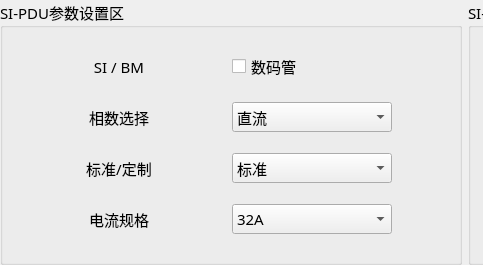
Above: MasterCtrlSet/home/home_siwid.ui from ChinaClever/PDU-Settings before the change; both pictures show x 0 to 483 and y 0 to 265 of the 930 by 265 pixel window. Below: the same form after it.
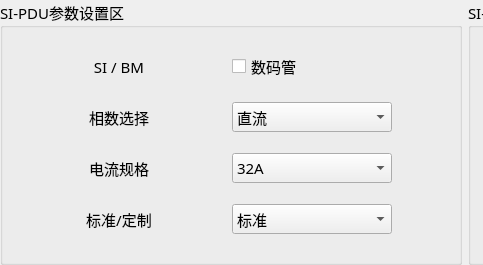
That is the form after the change.

What changed in the file:
```diff
--- a/MasterCtrlSet/home/home_siwid.ui
+++ b/MasterCtrlSet/home/home_siwid.ui
@@ -114,48 +114,6 @@
        </widget>
       </item>
       <item row="2" column="0">
-       <widget class="QLabel" name="label_8">
-        <property name="maximumSize">
-         <size>
-          <width>100</width>
-          <height>16777215</height>
-         </size>
-        </property>
-        <property name="text">
-         <string>标准/定制</string>
-        </property>
-        <property name="alignment">
-         <set>Qt::AlignCenter</set>
-        </property>
-       </widget>
-      </item>
-      <item row="2" column="1">
-       <widget class="QComboBox" name="sBox">
-        <property name="minimumSize">
-         <size>
-          <width>120</width>
-          <height>30</height>
-         </size>
-        </property>
-        <property name="maximumSize">
-         <size>
-          <width>160</width>
-          <height>16777215</height>
-         </size>
-        </property>
-        <item>
-         <property name="text">
-          <string>标准</string>
-         </property>
-        </item>
-        <item>
-         <property name="text">
-          <string>定制</string>
-         </property>
-        </item>
-       </widget>
-      </item>
-      <item row="3" column="0">
        <widget class="QLabel" name="label_9">
         <property name="maximumSize">
          <size>
@@ -171,7 +129,7 @@
         </property>
        </widget>
       </item>
-      <item row="3" column="1">
+      <item row="2" column="1">
        <widget class="QComboBox" name="curBox">
         <property name="minimumSize">
          <size>
@@ -197,6 +155,48 @@
         </item>
        </widget>
       </item>
+      <item row="3" column="0">
+       <widget class="QLabel" name="label_8">
+        <property name="maximumSize">
+         <size>
+          <width>100</width>
+          <height>16777215</height>
+         </size>
+        </property>
+        <property name="text">
+         <string>标准/定制</string>
+        </property>
+        <property name="alignment">
+         <set>Qt::AlignCenter</set>
+        </property>
+       </widget>
+      </item>
+      <item row="3" column="1">
+       <widget class="QComboBox" name="sBox">
+        <property name="minimumSize">
+         <size>
+          <width>120</width>
+          <height>30</height>
+         </size>
+        </property>
+        <property name="maximumSize">
+         <size>
+          <width>160</width>
+          <height>16777215</height>
+         </size>
+        </property>
+        <item>
+         <property name="text">
+          <string>标准</string>
+         </property>
+        </item>
+        <item>
+         <property name="text">
+          <string>定制</string>
+         </property>
+        </item>
+       </widget>
+      </item>
      </layout>
     </widget>
    </item>
```
